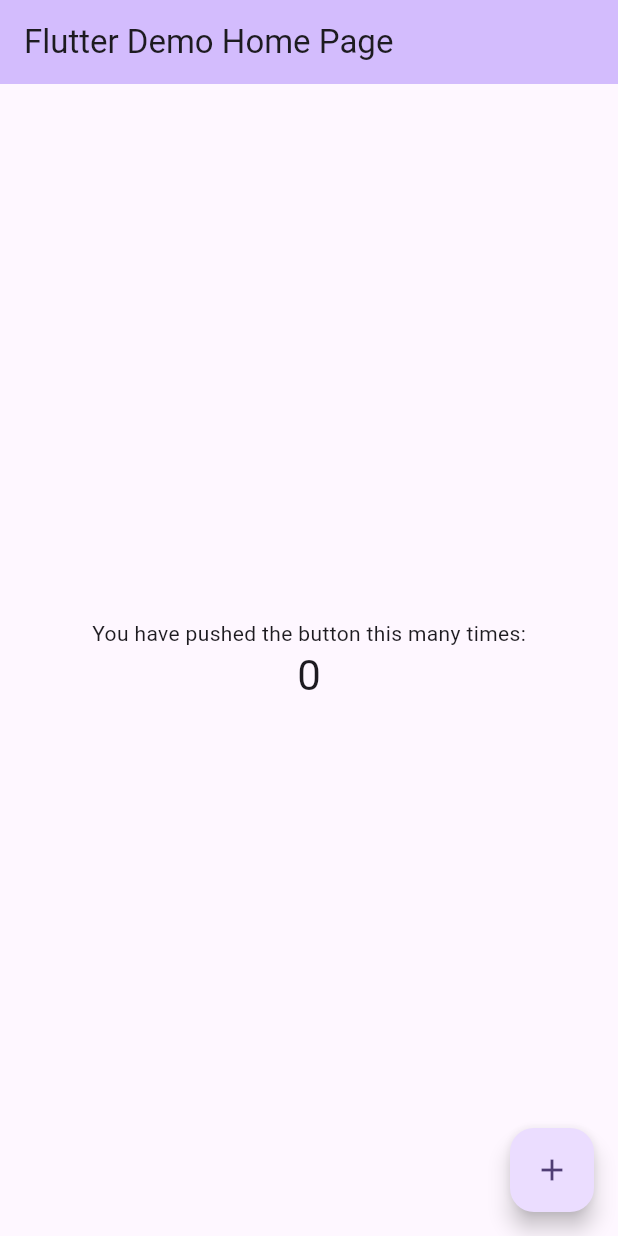
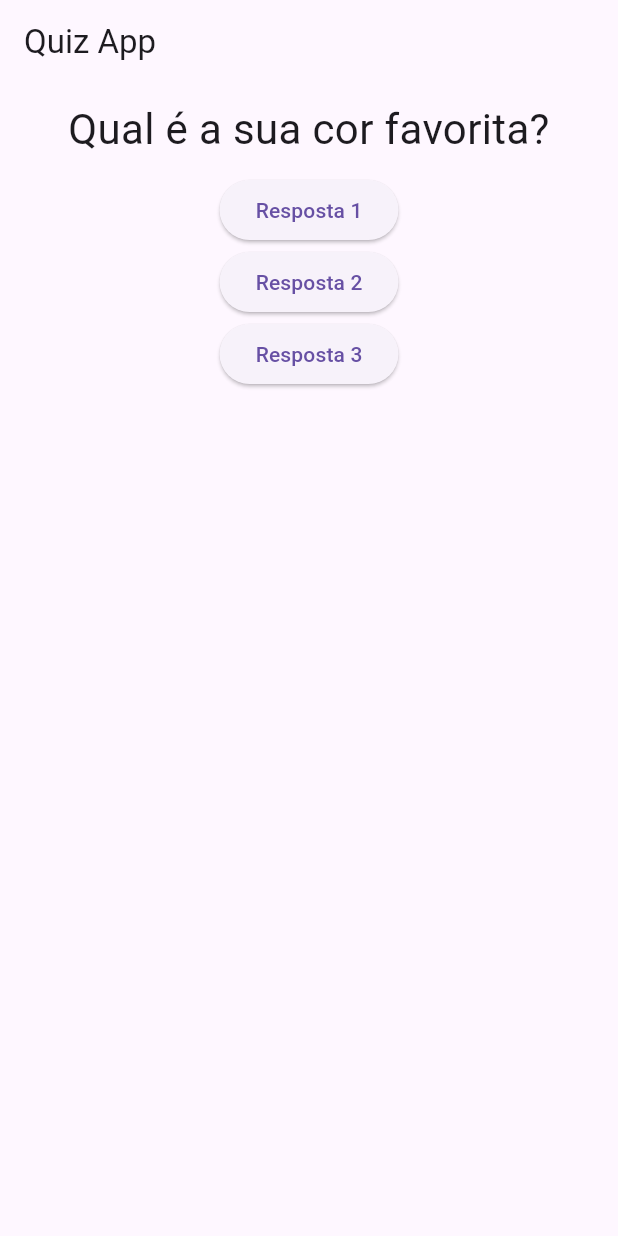
Before and after one commit to Jhon-Henkel/flutter_course_quiz_app, a Flutter app: the screen it shows after launch, on a phone screen of 412 x 824 dp. Run offline on Flutter 3.47's test engine with Material 3 defaults, Android fonts, the phone set to English and light mode, and no system bars.

Commit message:
feat: develop basic components

```diff
--- a/lib/main.dart
+++ b/lib/main.dart
@@ -1,125 +1,54 @@
 import 'package:flutter/material.dart';
+import './question.dart';
 
-void main() {
-  runApp(const MyApp());
-}
+main() => runApp(QuizApp());
 
-class MyApp extends StatelessWidget {
-  const MyApp({super.key});
+class _QuizAppState extends State<QuizApp> {
+  var _questionSelected = 0;
 
-  // This widget is the root of your application.
-  @override
-  Widget build(BuildContext context) {
-    return MaterialApp(
-      title: 'Flutter Demo',
-      theme: ThemeData(
-        // This is the theme of your application.
-        //
-        // TRY THIS: Try running your application with "flutter run". You'll see
-        // the application has a purple toolbar. Then, without quitting the app,
-        // try changing the seedColor in the colorScheme below to Colors.green
-        // and then invoke "hot reload" (save your changes or press the "hot
-        // reload" button in a Flutter-supported IDE, or press "r" if you used
-        // the command line to start the app).
-        //
-        // Notice that the counter didn't reset back to zero; the application
-        // state is not lost during the reload. To reset the state, use hot
-        // restart instead.
-        //
-        // This works for code too, not just values: Most code changes can be
-        // tested with just a hot reload.
-        colorScheme: ColorScheme.fromSeed(seedColor: Colors.deepPurple),
-        useMaterial3: true,
-      ),
-      home: const MyHomePage(title: 'Flutter Demo Home Page'),
-    );
-  }
-}
-
-class MyHomePage extends StatefulWidget {
-  const MyHomePage({super.key, required this.title});
-
-  // This widget is the home page of your application. It is stateful, meaning
-  // that it has a State object (defined below) that contains fields that affect
-  // how it looks.
-
-  // This class is the configuration for the state. It holds the values (in this
-  // case the title) provided by the parent (in this case the App widget) and
-  // used by the build method of the State. Fields in a Widget subclass are
-  // always marked "final".
-
-  final String title;
-
-  @override
-  State<MyHomePage> createState() => _MyHomePageState();
-}
-
-class _MyHomePageState extends State<MyHomePage> {
-  int _counter = 0;
-
-  void _incrementCounter() {
+  void _responder() {
     setState(() {
-      // This call to setState tells the Flutter framework that something has
-      // changed in this State, which causes it to rerun the build method below
-      // so that the display can reflect the updated values. If we changed
-      // _counter without calling setState(), then the build method would not be
-      // called again, and so nothing would appear to happen.
-      _counter++;
+      _questionSelected++;
     });
   }
 
   @override
   Widget build(BuildContext context) {
-    // This method is rerun every time setState is called, for instance as done
-    // by the _incrementCounter method above.
-    //
-    // The Flutter framework has been optimized to make rerunning build methods
-    // fast, so that you can just rebuild anything that needs updating rather
-    // than having to individually change instances of widgets.
-    return Scaffold(
+    final List<String> questions = [
+      'Qual é a sua cor favorita?',
+      'Qual é o seu animal favorito?',
+    ];
+
+    return MaterialApp(
+        home: Scaffold(
           appBar: AppBar(
-        // TRY THIS: Try changing the color here to a specific color (to
-        // Colors.amber, perhaps?) and trigger a hot reload to see the AppBar
-        // change color while the other colors stay the same.
-        backgroundColor: Theme.of(context).colorScheme.inversePrimary,
-        // Here we take the value from the MyHomePage object that was created by
-        // the App.build method, and use it to set our appbar title.
-        title: Text(widget.title),
+            title: const Text('Quiz App'),
           ),
-      body: Center(
-        // Center is a layout widget. It takes a single child and positions it
-        // in the middle of the parent.
-        child: Column(
-          // Column is also a layout widget. It takes a list of children and
-          // arranges them vertically. By default, it sizes itself to fit its
-          // children horizontally, and tries to be as tall as its parent.
-          //
-          // Column has various properties to control how it sizes itself and
-          // how it positions its children. Here we use mainAxisAlignment to
-          // center the children vertically; the main axis here is the vertical
-          // axis because Columns are vertical (the cross axis would be
-          // horizontal).
-          //
-          // TRY THIS: Invoke "debug painting" (choose the "Toggle Debug Paint"
-          // action in the IDE, or press "p" in the console), to see the
-          // wireframe for each widget.
-          mainAxisAlignment: MainAxisAlignment.center,
-          children: <Widget>[
-            const Text(
-              'You have pushed the button this many times:',
+          body: Column(
+            children: <Widget> [
+              Question(questions[_questionSelected]),
+              ElevatedButton(
+                  onPressed: _responder,
+                  child: const Text('Resposta 1')
               ),
-            Text(
-              '$_counter',
-              style: Theme.of(context).textTheme.headlineMedium,
+              ElevatedButton(
+                  onPressed: _responder,
+                  child: const Text('Resposta 2')
+              ),
+              ElevatedButton(
+                  onPressed: _responder,
+                  child: const Text('Resposta 3')
               ),
             ],
           ),
-      ),
-      floatingActionButton: FloatingActionButton(
-        onPressed: _incrementCounter,
-        tooltip: 'Increment',
-        child: const Icon(Icons.add),
-      ), // This trailing comma makes auto-formatting nicer for build methods.
+        )
     );
   }
 }
+
+class QuizApp extends StatefulWidget {
+
+  _QuizAppState createState() {
+    return _QuizAppState();
+  }
+}
--- /dev/null
+++ b/lib/question.dart
@@ -0,0 +1,21 @@
+import 'package:flutter/material.dart';
+
+class Question extends StatelessWidget {
+
+  final String text;
+
+  const Question(this.text, {super.key});
+
+  @override
+  Widget build(BuildContext context) {
+    return Container(
+      width: double.infinity,
+      margin: const EdgeInsets.all(10),
+      child: Text(
+        text,
+        style: const TextStyle(fontSize: 28),
+        textAlign: TextAlign.center,
+      ),
+    );
+  }
+}
```
Also changed, not shown: 1 other file. Lines whose indentation alone changed are shown as unchanged.
